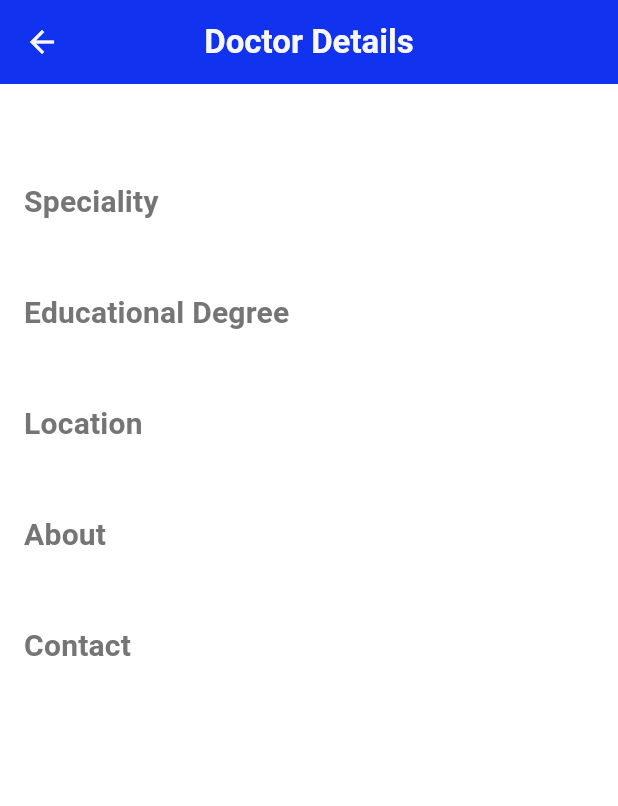
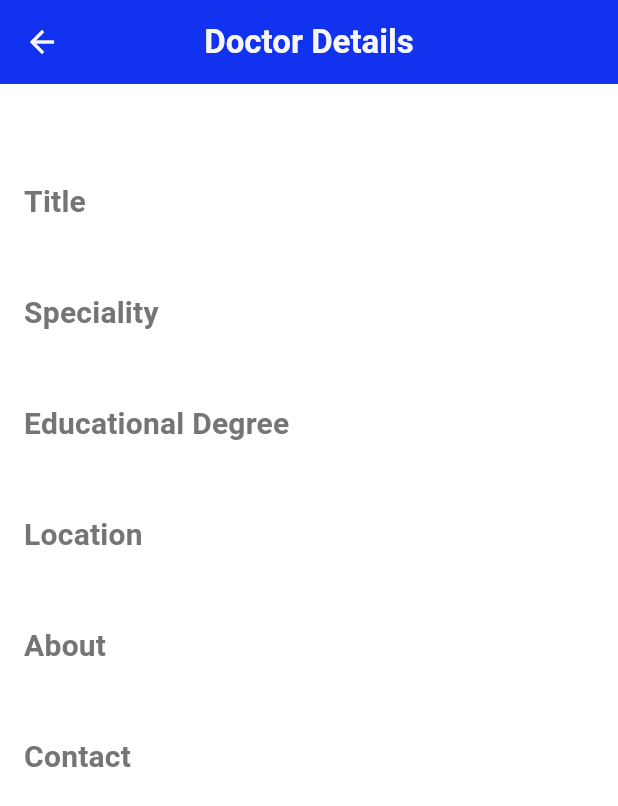
Before and after one commit to sourav-ganguly/doctor-finder, a Flutter app: the DoctorDetailScreen screen opened directly with empty values, on a phone screen of 412 x 824 dp. Shown: the top 806 px of the screen. Run offline on Flutter 3.47's test engine with Material 3 defaults, Android fonts, the phone set to English and light mode, and no system bars; our stand-ins replace dio, flutter_riverpod.

Commit message:
Add doctor title and increase default search limit
- Add 'title' field to DoctorDataModel
- Update doctor detail screen to display doctor title
- Modify doctor list item card to show doctor title instead of speciality
- Increase default doctor search limit from 20 to 30
- Bump app version to 1.2.0+4

```diff
--- a/lib/features/doctor_finder/models/doctor_data_model.dart
+++ b/lib/features/doctor_finder/models/doctor_data_model.dart
@@ -8,6 +8,7 @@ class DoctorDataModel {
   final String description;
   final List<String> clinics;
   final List<String> chambers;
+  final String title;
 
   DoctorDataModel({
     required this.name,
@@ -19,6 +20,7 @@ class DoctorDataModel {
     required this.description,
     required this.clinics,
     required this.chambers,
+    required this.title,
   });
 
   factory DoctorDataModel.fromJson(Map<String, dynamic> json) {
@@ -32,6 +34,7 @@ class DoctorDataModel {
       description: json['description'] as String,
       clinics: List<String>.from(json['clinics'] ?? []),
       chambers: List<String>.from(json['chambers'] ?? []),
+      title: json['title'] as String,
     );
   }
 }
--- a/lib/features/doctor_finder/repositories/doctor_repository.dart
+++ b/lib/features/doctor_finder/repositories/doctor_repository.dart
@@ -30,7 +30,7 @@ class DoctorRepository {
   Future<List<DoctorDataModel>> getDoctors({
     required String search,
     int skip = 0,
-    int limit = 20,
+    int limit = 30,
   }) async {
     try {
       developer.log(
--- a/lib/features/doctor_finder/screens/doctor_detail_screen.dart
+++ b/lib/features/doctor_finder/screens/doctor_detail_screen.dart
@@ -37,6 +37,11 @@ class DoctorDetailScreen extends StatelessWidget {
                   ),
             ),
             const SizedBox(height: 16),
+            _buildInfoSection(
+              context,
+              title: 'Title',
+              content: doctor.title,
+            ),
             _buildInfoSection(
               context,
               title: 'Speciality',
--- a/lib/features/doctor_finder/widgets/orion_doctor_list_item_card.dart
+++ b/lib/features/doctor_finder/widgets/orion_doctor_list_item_card.dart
@@ -46,7 +46,7 @@ class OrionDoctorListItemCard extends StatelessWidget {
               ),
               const SizedBox(height: 8),
               Text(
-                doctor.speciality,
+                doctor.title,
                 style: theme.textTheme.bodyMedium?.copyWith(
                   color: theme.primaryColor,
                 ),
--- a/pubspec.yaml
+++ b/pubspec.yaml
@@ -1,7 +1,7 @@
 name: doctor_finder
 description: A doctor finder application.
 publish_to: 'none'
-version: 1.2.0+3
+version: 1.2.0+4
 
 environment:
   sdk: '>=3.0.0 <4.0.0'
```
